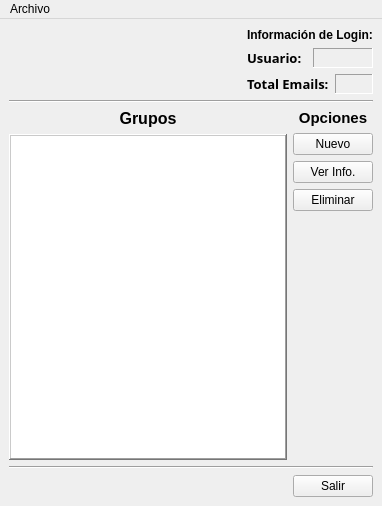
First picture: the form in App Superior Core/UI_QT/principal.ui, repository Daniers/Superior-Core, before the edit.
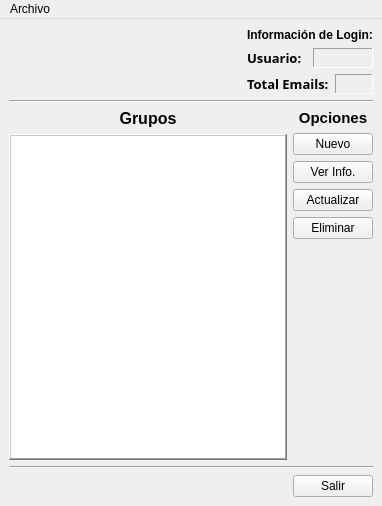
Second picture: the form after the edit.

Commit message: Agregadas operaciones dentro del CRUD eliminar usuarios (close #34) y actualizar datos usuario (close #33), agregado el botón actualizar en la ventana principal. Agregado la opción agregar nuevo usuario.

The edit to the form file:
```diff
--- a/App Superior Core/UI_QT/principal.ui
+++ b/App Superior Core/UI_QT/principal.ui
@@ -230,6 +230,13 @@
           </property>
          </widget>
         </item>
+        <item>
+         <widget class="QPushButton" name="btActualizar">
+          <property name="text">
+           <string>Actualizar</string>
+          </property>
+         </widget>
+        </item>
         <item>
          <widget class="QPushButton" name="btEliminar">
           <property name="text">
```
The commit also changes 41 other files.
